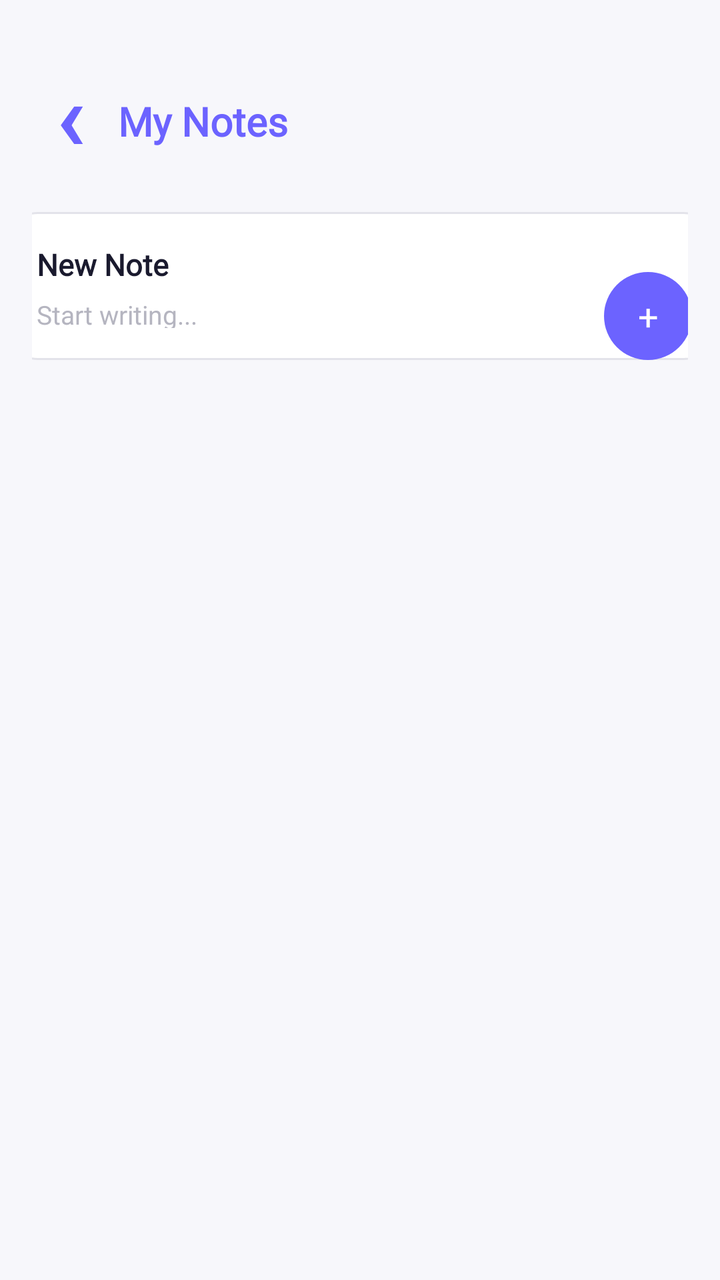
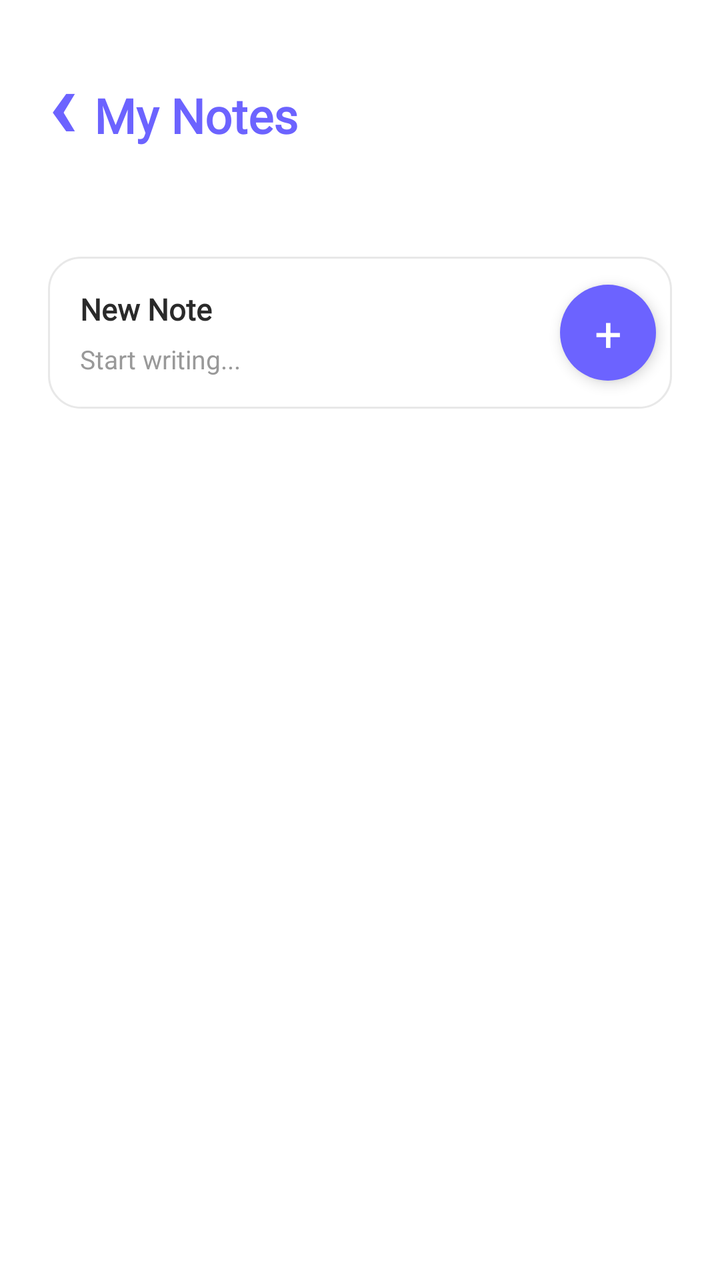

Before-and-after screenshots of an Android layout around one commit, followed by the original layout XML and the change that was made.
<!-- AndroidManifest.xml: application theme Theme.ClendApp -->
<!-- res/layout/misnotas.xml -->
<?xml version="1.0" encoding="utf-8"?>
<androidx.constraintlayout.widget.ConstraintLayout xmlns:android="http://schemas.android.com/apk/res/android"
    xmlns:app="http://schemas.android.com/apk/res-auto"
    xmlns:tools="http://schemas.android.com/tools"
    android:id="@+id/main"
    android:layout_width="match_parent"
    android:layout_height="match_parent"
    android:background="#F7F7FB"
    android:padding="16dp"
    tools:context=".MisNotas">

    <TextView
        android:id="@+id/btn_back"
        android:layout_width="15dp"
        android:layout_height="50dp"
        android:layout_marginStart="12dp"
        android:layout_marginTop="8dp"
        android:text="‹"
        android:textColor="#6C63FF"
        android:textSize="48sp"
        android:textStyle="bold"
        app:layout_constraintStart_toStartOf="parent"
        app:layout_constraintTop_toTopOf="parent" />

    <TextView
        android:id="@+id/tv_titulo"
        android:layout_width="wrap_content"
        android:layout_height="wrap_content"
        android:layout_marginStart="16dp"
        android:fontFamily="@font/hey_comic"
        android:text="My Notes"
        android:textColor="#6C63FF"
        android:textSize="20sp"
        android:textStyle="bold"
        app:layout_constraintBottom_toBottomOf="@+id/btn_back"
        app:layout_constraintStart_toEndOf="@+id/btn_back"
        app:layout_constraintTop_toTopOf="@+id/btn_back"
        app:layout_constraintVertical_bias="1.0" />

    <HorizontalScrollView
        android:id="@+id/scroll_categorias"
        android:layout_width="0dp"
        android:layout_height="wrap_content"
        android:layout_marginTop="16dp"
        android:scrollbars="none"
        app:layout_constraintEnd_toEndOf="parent"
        app:layout_constraintStart_toStartOf="parent"
        app:layout_constraintTop_toBottomOf="@+id/btn_back">

        <LinearLayout
            android:id="@+id/container_tags"
            android:layout_width="wrap_content"
            android:layout_height="wrap_content"
            android:orientation="horizontal">
            
        </LinearLayout>
    </HorizontalScrollView>

    <androidx.constraintlayout.widget.ConstraintLayout
        android:id="@+id/card_nueva_nota"
        android:layout_width="356dp"
        android:layout_height="74dp"
        android:layout_marginTop="16dp"
        android:background="@drawable/bg_input_nota"
        android:padding="16dp"
        app:layout_constraintEnd_toEndOf="parent"
        app:layout_constraintStart_toStartOf="parent"
        app:layout_constraintTop_toBottomOf="@+id/scroll_categorias">

        <TextView
            android:id="@+id/tv_nueva_nota_titulo"
            android:layout_width="0dp"
            android:layout_height="wrap_content"
            android:fontFamily="@font/hey_comic"
            android:text="New Note"
            android:textColor="#1A1A2E"
            android:textSize="15sp"
            android:textStyle="bold"
            app:layout_constraintEnd_toEndOf="parent"
            app:layout_constraintStart_toStartOf="parent"
            app:layout_constraintTop_toTopOf="parent" />

        <EditText
            android:id="@+id/et_nueva_nota"
            android:layout_width="0dp"
            android:layout_height="wrap_content"
            android:layout_marginTop="6dp"
            android:background="@android:color/transparent"
            android:hint="Start writing..."
            android:textColor="#1A1A2E"
            android:textColorHint="#B5B5C0"
            android:textSize="13sp"
            app:layout_constraintEnd_toEndOf="parent"
            app:layout_constraintStart_toStartOf="parent"
            app:layout_constraintTop_toBottomOf="@+id/tv_nueva_nota_titulo" />
    </androidx.constraintlayout.widget.ConstraintLayout>

    <TextView
        android:id="@+id/btn_agregar"
        android:layout_width="44dp"
        android:layout_height="44dp"
        android:layout_marginEnd="12dp"
        android:background="@drawable/bg_fab_circle"
        android:gravity="center"
        android:text="+"
        android:textColor="@android:color/white"
        android:textSize="18sp"
        app:layout_constraintBottom_toBottomOf="@+id/card_nueva_nota"
        app:layout_constraintEnd_toEndOf="@+id/card_nueva_nota"
        app:layout_constraintTop_toTopOf="@+id/card_nueva_nota"
        app:layout_constraintVertical_bias="1" />

    <ScrollView
        android:id="@+id/scroll_notas"
        android:layout_width="351dp"
        android:layout_height="514dp"
        android:layout_marginTop="20dp"
        android:scrollbars="none"
        app:layout_constraintBottom_toBottomOf="parent"
        app:layout_constraintEnd_toEndOf="parent"
        app:layout_constraintStart_toStartOf="parent"
        app:layout_constraintTop_toBottomOf="@+id/card_nueva_nota">

        <LinearLayout
            android:id="@+id/container_notas"
            android:layout_width="match_parent"
            android:layout_height="wrap_content"
            android:orientation="vertical">


        </LinearLayout>
    </ScrollView>

</androidx.constraintlayout.widget.ConstraintLayout>
<!-- resources referenced by this layout -->
<resources>
  <!-- drawable bg_fab_circle (drawable) -->
  <?xml version="1.0" encoding="utf-8"?>
  <shape xmlns:android="http://schemas.android.com/apk/res/android"
      android:shape="oval">
      <solid android:color="#6C63FF" />
  </shape>
  <!-- drawable bg_input_nota (drawable) -->
  <?xml version="1.0" encoding="utf-8"?>
  <shape xmlns:android="http://schemas.android.com/apk/res/android"
      android:shape="rectangle">
      <corners android:radius="16dp" />
      <solid android:color="@android:color/white" />
      <stroke
          android:width="1dp"
          android:color="#E3E3EA" />
  </shape>
  <style name="Theme.ClendApp" parent="Base.Theme.ClendApp" />
  <style name="Base.Theme.ClendApp" parent="Theme.Material3.Light.NoActionBar">
          
          <item name="colorPrimary">#7C4DFF</item>
          <item name="colorOnPrimary">@color/white</item>
      </style>
  <color name="white">#FFFFFFFF</color>
</resources>

<!-- the commit's change to res/layout/misnotas.xml (unified diff, before → after) -->
@@ -5,20 +5,20 @@
     android:id="@+id/main"
     android:layout_width="match_parent"
     android:layout_height="match_parent"
-    android:background="#F7F7FB"
-    android:padding="16dp"
+    android:background="@color/bg_screen"
+    android:padding="24dp"
     tools:context=".MisNotas">
 
     <TextView
         android:id="@+id/btn_back"
-        android:layout_width="15dp"
-        android:layout_height="50dp"
-        android:layout_marginStart="12dp"
-        android:layout_marginTop="8dp"
+        android:layout_width="wrap_content"
+        android:layout_height="wrap_content"
         android:text="‹"
-        android:textColor="#6C63FF"
+        android:textColor="@color/primary_light"
         android:textSize="48sp"
         android:textStyle="bold"
+        android:includeFontPadding="false"
+        android:background="?attr/selectableItemBackgroundBorderless"
         app:layout_constraintStart_toStartOf="parent"
         app:layout_constraintTop_toTopOf="parent" />
 
@@ -26,16 +26,16 @@
         android:id="@+id/tv_titulo"
         android:layout_width="wrap_content"
         android:layout_height="wrap_content"
-        android:layout_marginStart="16dp"
+        android:layout_marginStart="8dp"
         android:fontFamily="@font/hey_comic"
         android:text="My Notes"
-        android:textColor="#6C63FF"
-        android:textSize="20sp"
+        android:textColor="@color/primary_light"
+        android:textSize="24sp"
         android:textStyle="bold"
         app:layout_constraintBottom_toBottomOf="@+id/btn_back"
         app:layout_constraintStart_toEndOf="@+id/btn_back"
         app:layout_constraintTop_toTopOf="@+id/btn_back"
-        app:layout_constraintVertical_bias="1.0" />
+        app:layout_constraintVertical_bias="0.72" />
 
     <HorizontalScrollView
         android:id="@+id/scroll_categorias"
@@ -51,15 +51,16 @@
             android:id="@+id/container_tags"
             android:layout_width="wrap_content"
             android:layout_height="wrap_content"
-            android:orientation="horizontal">
+            android:orientation="horizontal"
+            android:paddingVertical="8dp">
             
         </LinearLayout>
     </HorizontalScrollView>
 
     <androidx.constraintlayout.widget.ConstraintLayout
         android:id="@+id/card_nueva_nota"
-        android:layout_width="356dp"
-        android:layout_height="74dp"
+        android:layout_width="0dp"
+        android:layout_height="wrap_content"
         android:layout_marginTop="16dp"
         android:background="@drawable/bg_input_nota"
         android:padding="16dp"
@@ -73,10 +74,10 @@
             android:layout_height="wrap_content"
             android:fontFamily="@font/hey_comic"
             android:text="New Note"
-            android:textColor="#1A1A2E"
+            android:textColor="@color/text_dark"
             android:textSize="15sp"
             android:textStyle="bold"
-            app:layout_constraintEnd_toEndOf="parent"
+            app:layout_constraintEnd_toStartOf="@+id/guideline"
             app:layout_constraintStart_toStartOf="parent"
             app:layout_constraintTop_toTopOf="parent" />
 
@@ -87,34 +88,42 @@
             android:layout_marginTop="6dp"
             android:background="@android:color/transparent"
             android:hint="Start writing..."
-            android:textColor="#1A1A2E"
-            android:textColorHint="#B5B5C0"
+            android:textColor="@color/text_dark"
+            android:textColorHint="@color/text_light"
             android:textSize="13sp"
-            app:layout_constraintEnd_toEndOf="parent"
+            app:layout_constraintEnd_toStartOf="@+id/guideline"
             app:layout_constraintStart_toStartOf="parent"
             app:layout_constraintTop_toBottomOf="@+id/tv_nueva_nota_titulo" />
+
+        <androidx.constraintlayout.widget.Guideline
+            android:id="@+id/guideline"
+            android:layout_width="wrap_content"
+            android:layout_height="wrap_content"
+            android:orientation="vertical"
+            app:layout_constraintGuide_percent="0.85" />
+
     </androidx.constraintlayout.widget.ConstraintLayout>
 
     <TextView
         android:id="@+id/btn_agregar"
-        android:layout_width="44dp"
-        android:layout_height="44dp"
-        android:layout_marginEnd="12dp"
+        android:layout_width="48dp"
+        android:layout_height="48dp"
+        android:layout_marginEnd="8dp"
         android:background="@drawable/bg_fab_circle"
         android:gravity="center"
         android:text="+"
-        android:textColor="@android:color/white"
-        android:textSize="18sp"
+        android:textColor="@color/white"
+        android:textSize="24sp"
+        android:elevation="4dp"
         app:layout_constraintBottom_toBottomOf="@+id/card_nueva_nota"
         app:layout_constraintEnd_toEndOf="@+id/card_nueva_nota"
-        app:layout_constraintTop_toTopOf="@+id/card_nueva_nota"
-        app:layout_constraintVertical_bias="1" />
+        app:layout_constraintTop_toTopOf="@+id/card_nueva_nota" />
 
     <ScrollView
         android:id="@+id/scroll_notas"
-        android:layout_width="351dp"
-        android:layout_height="514dp"
-        android:layout_marginTop="20dp"
+        android:layout_width="0dp"
+        android:layout_height="0dp"
+        android:layout_marginTop="16dp"
         android:scrollbars="none"
         app:layout_constraintBottom_toBottomOf="parent"
         app:layout_constraintEnd_toEndOf="parent"
@@ -125,9 +134,9 @@
             android:id="@+id/container_notas"
             android:layout_width="match_parent"
             android:layout_height="wrap_content"
-            android:orientation="vertical">
-
-
+            android:orientation="vertical"
+            android:paddingBottom="80dp">
+            
         </LinearLayout>
     </ScrollView>
 
<!-- resource entries referenced after the edit -->
@@ -1,10 +1,14 @@
 <!-- resources referenced by this layout -->
 <resources>
+  <color name="bg_screen">#FFFFFF</color>
+  <color name="primary_light">#6C63FF</color>
+  <color name="text_dark">#2A2A2A</color>
+  <color name="text_light">#999999</color>
   <!-- drawable bg_fab_circle (drawable) -->
   <?xml version="1.0" encoding="utf-8"?>
   <shape xmlns:android="http://schemas.android.com/apk/res/android"
       android:shape="oval">
-      <solid android:color="#6C63FF" />
+      <solid android:color="@color/primary_light" />
   </shape>
   <!-- drawable bg_input_nota (drawable) -->
   <?xml version="1.0" encoding="utf-8"?>
@@ -14,14 +18,16 @@
       <solid android:color="@android:color/white" />
       <stroke
           android:width="1dp"
-          android:color="#E3E3EA" />
+          android:color="@color/border_input" />
   </shape>
   <style name="Theme.ClendApp" parent="Base.Theme.ClendApp" />
+  <color name="border_input">#E8E8E8</color>
   <style name="Base.Theme.ClendApp" parent="Theme.Material3.Light.NoActionBar">
           
-          <item name="colorPrimary">#7C4DFF</item>
+          <item name="colorPrimary">@color/primary</item>
           <item name="colorOnPrimary">@color/white</item>
       </style>
+  <color name="primary">#7C4DFF</color>
   <color name="white">#FFFFFFFF</color>
 </resources>
 
